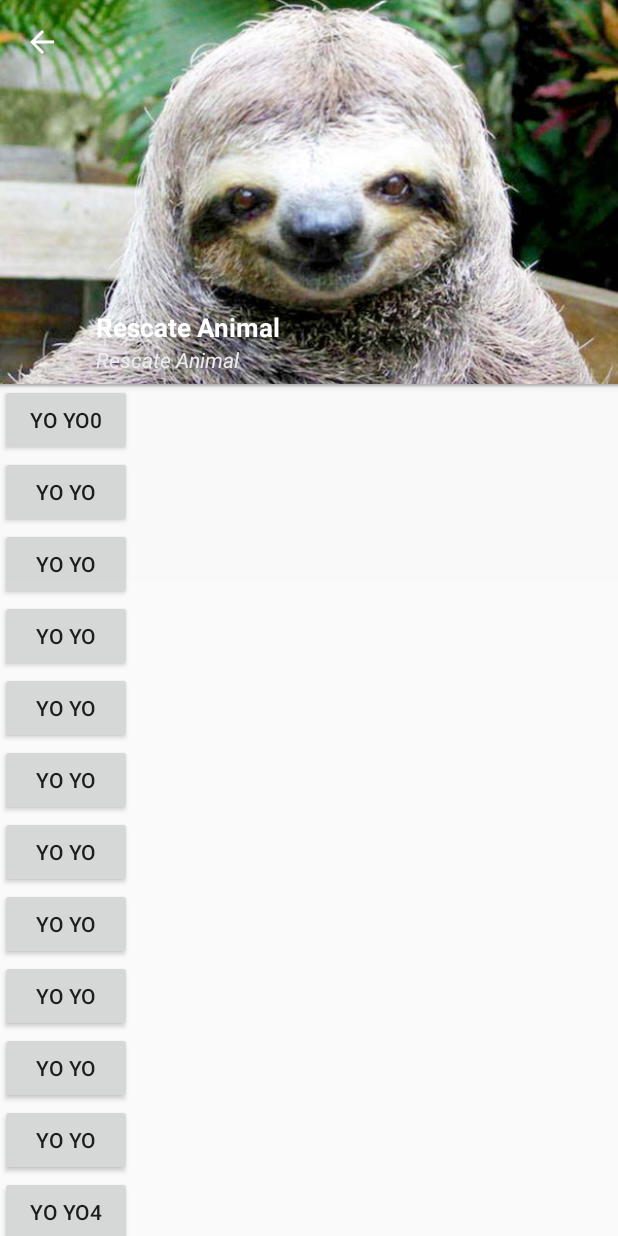
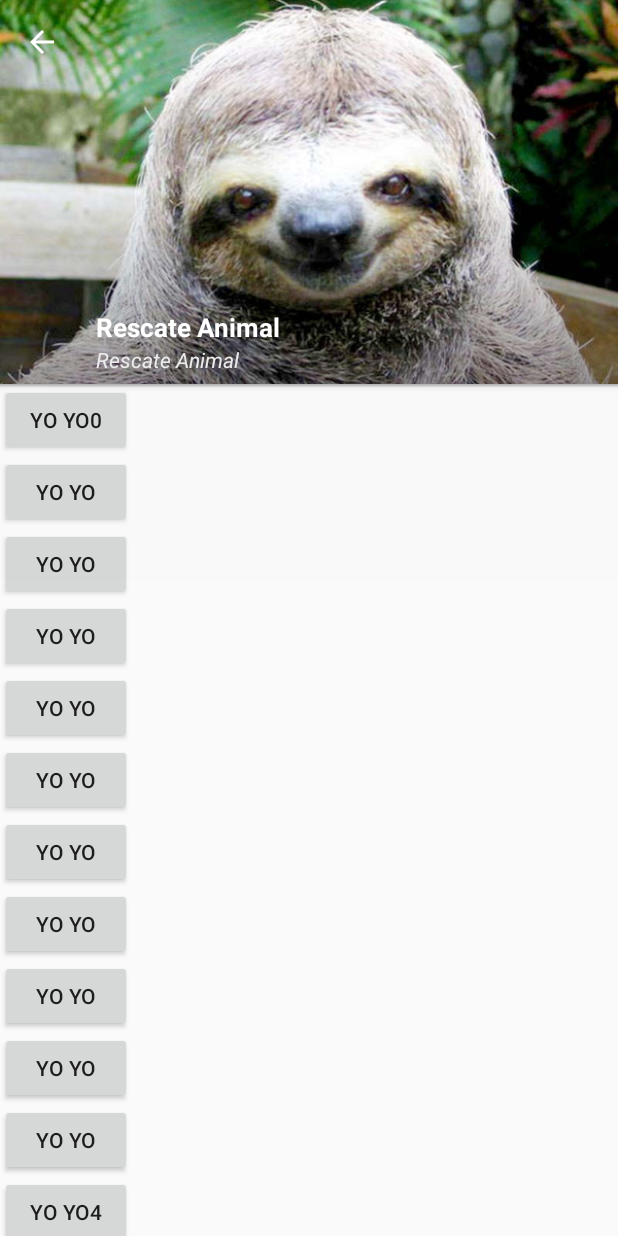
Before and after one commit to vicgp91/Rescate_Animal, an Android app: the AnimalDetails screen opened directly, with no data from a screen before it, on a phone screen of 412 x 824 dp. Run offline under Robolectric (Android 15) with nearby library versions, the phone set to English and light mode, and no system bars.

Commit message:
Imagenes y pantalla info 2.0 Animal - Luis

```diff
--- a/app/src/main/res/drawable/gradient_dark.xml
+++ b/app/src/main/res/drawable/gradient_dark.xml
@@ -2,9 +2,9 @@
 <shape xmlns:android="http://schemas.android.com/apk/res/android" android:shape="rectangle" >
 
     <gradient
-        android:startColor="#6586F0"
-        android:centerColor="#D6D6D6"
-        android:endColor="#4B6CD6"
+        android:startColor="@color/colorBlackOpacityFirst"
+        android:centerColor="@android:color/transparent"
+        android:endColor="@android:color/transparent"
         android:angle="90"/>
 
     <corners
--- a/app/src/main/res/layout/animal_details.xml
+++ b/app/src/main/res/layout/animal_details.xml
@@ -22,6 +22,7 @@
                 android:scaleType="centerCrop"
                 android:src="@drawable/test_image"
                 app:layout_collapseMode="parallax"
+                android:foreground="@drawable/gradient_dark"
                 app:layout_collapseParallaxMultiplier="0.7" />
 
 
```
